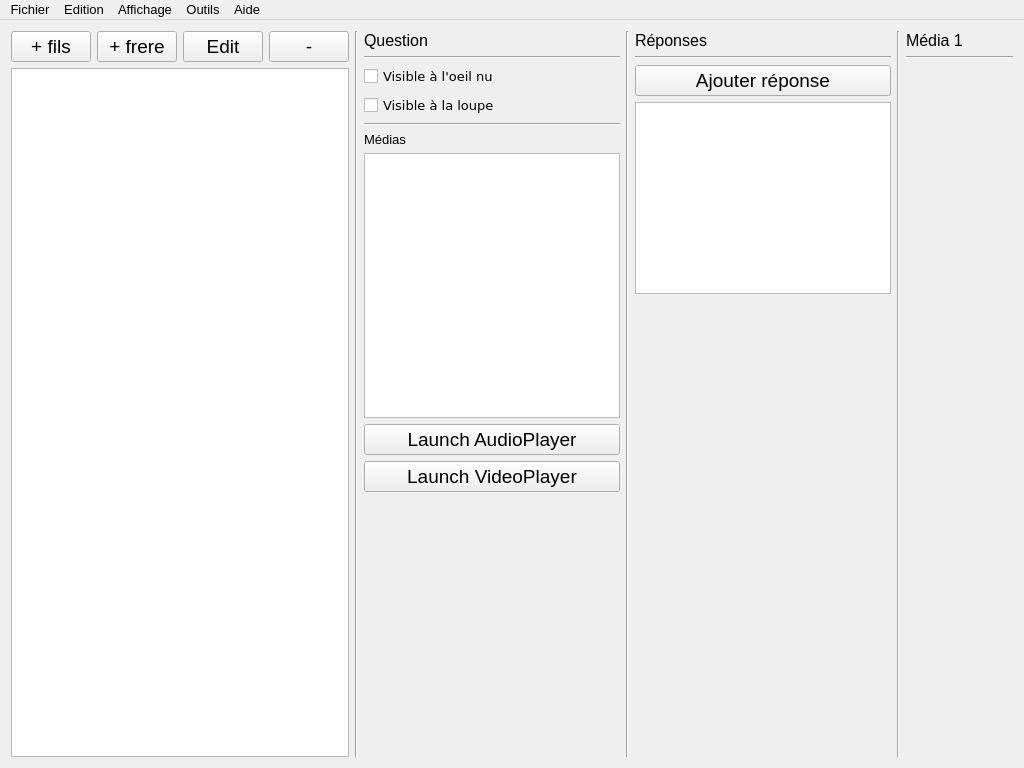
Before: the Qt Designer form app_pc/ProjetCo_AppPC/mainwindow.ui in AnceretMatthieu/bebete, drawn with Qt 5.
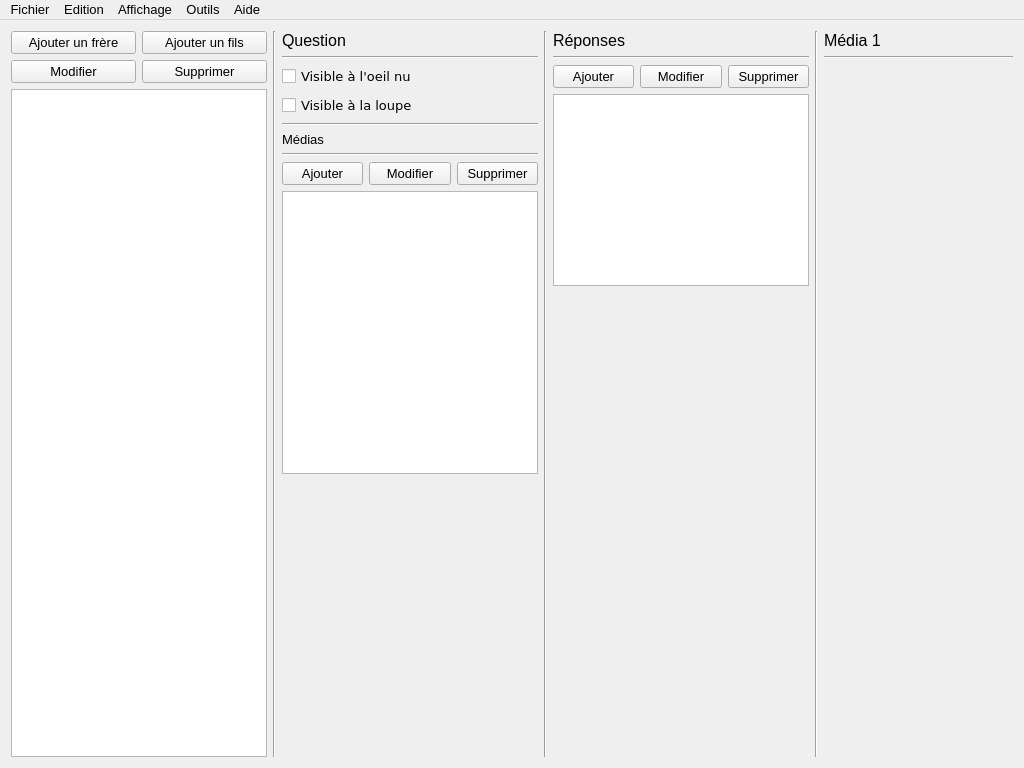
After: the same form once the commit is applied.

Commit message: Ajout et modification de question via les boutons

```diff
--- a/app_pc/ProjetCo_AppPC/mainwindow.ui
+++ b/app_pc/ProjetCo_AppPC/mainwindow.ui
@@ -50,32 +50,60 @@
       <item>
        <layout class="QVBoxLayout" name="verticalLayout_4">
         <item>
-         <layout class="QHBoxLayout" name="horizontalLayout_3">
+         <layout class="QHBoxLayout" name="horizontalLayout_6">
           <item>
-           <widget class="QPushButton" name="pushButton_4">
+           <widget class="QPushButton" name="button_addQuestionFrere">
+            <property name="font">
+             <font>
+              <family>MS Shell Dlg 2</family>
+              <pointsize>10</pointsize>
+             </font>
+            </property>
             <property name="text">
-             <string>+ fils</string>
+             <string>Ajouter un frère</string>
             </property>
            </widget>
           </item>
           <item>
-           <widget class="QPushButton" name="pushButton_3">
+           <widget class="QPushButton" name="button_addQuestionFils">
+            <property name="font">
+             <font>
+              <family>MS Shell Dlg 2</family>
+              <pointsize>10</pointsize>
+             </font>
+            </property>
             <property name="text">
-             <string>+ frere</string>
+             <string>Ajouter un fils</string>
             </property>
            </widget>
           </item>
+         </layout>
+        </item>
+        <item>
+         <layout class="QHBoxLayout" name="horizontalLayout_4">
           <item>
-           <widget class="QPushButton" name="pushButton_2">
+           <widget class="QPushButton" name="button_modifierQuestion">
+            <property name="font">
+             <font>
+              <family>MS Shell Dlg 2</family>
+              <pointsize>10</pointsize>
+             </font>
+            </property>
             <property name="text">
-             <string>Edit</string>
+             <string>Modifier</string>
             </property>
            </widget>
           </item>
           <item>
-           <widget class="QPushButton" name="pushButton">
+           <widget class="QPushButton" name="button_supprimerQuestion">
+            <property name="font">
+             <font>
+              <family>MS Shell Dlg 2</family>
+              <pointsize>10</pointsize>
+             </font>
+            </property>
             <property name="text">
-             <string>-</string>
+             <string>Supprimer</string>
             </property>
            </widget>
           </item>
@@ -205,6 +233,56 @@
           </property>
          </widget>
         </item>
+        <item>
+         <widget class="Line" name="line_7">
+          <property name="orientation">
+           <enum>Qt::Horizontal</enum>
+          </property>
+         </widget>
+        </item>
+        <item>
+         <layout class="QHBoxLayout" name="horizontalLayout_3">
+          <item>
+           <widget class="QPushButton" name="button_ajouterMediaQuestion">
+            <property name="font">
+             <font>
+              <family>MS Shell Dlg 2</family>
+              <pointsize>10</pointsize>
+             </font>
+            </property>
+            <property name="text">
+             <string>Ajouter</string>
+            </property>
+           </widget>
+          </item>
+          <item>
+           <widget class="QPushButton" name="button_modifierMediaQuestion">
+            <property name="font">
+             <font>
+              <family>MS Shell Dlg 2</family>
+              <pointsize>10</pointsize>
+             </font>
+            </property>
+            <property name="text">
+             <string>Modifier</string>
+            </property>
+           </widget>
+          </item>
+          <item>
+           <widget class="QPushButton" name="button_supprimerMediaQuestion">
+            <property name="font">
+             <font>
+              <family>MS Shell Dlg 2</family>
+              <pointsize>10</pointsize>
+             </font>
+            </property>
+            <property name="text">
+             <string>Supprimer</string>
+            </property>
+           </widget>
+          </item>
+         </layout>
+        </item>
         <item>
          <widget class="QTreeView" name="treeViewMediasQuestion">
           <property name="sizePolicy">
@@ -227,20 +305,6 @@
           </attribute>
          </widget>
         </item>
-        <item>
-         <widget class="QPushButton" name="pushButton_6">
-          <property name="text">
-           <string>Launch AudioPlayer</string>
-          </property>
-         </widget>
-        </item>
-        <item>
-         <widget class="QPushButton" name="pushButton_7">
-          <property name="text">
-           <string>Launch VideoPlayer</string>
-          </property>
-         </widget>
-        </item>
         <item>
          <spacer name="verticalSpacer">
           <property name="orientation">
@@ -285,14 +349,47 @@
          </widget>
         </item>
         <item>
-         <layout class="QHBoxLayout" name="horizontalLayout_4"/>
-        </item>
-        <item>
-         <widget class="QPushButton" name="pushButton_5">
-          <property name="text">
-           <string>Ajouter réponse</string>
-          </property>
-         </widget>
+         <layout class="QHBoxLayout" name="horizontalLayout_5">
+          <item>
+           <widget class="QPushButton" name="button_ajouterReponse">
+            <property name="font">
+             <font>
+              <family>MS Shell Dlg 2</family>
+              <pointsize>10</pointsize>
+             </font>
+            </property>
+            <property name="text">
+             <string>Ajouter</string>
+            </property>
+           </widget>
+          </item>
+          <item>
+           <widget class="QPushButton" name="button_modifierReponse">
+            <property name="font">
+             <font>
+              <family>MS Shell Dlg 2</family>
+              <pointsize>10</pointsize>
+             </font>
+            </property>
+            <property name="text">
+             <string>Modifier</string>
+            </property>
+           </widget>
+          </item>
+          <item>
+           <widget class="QPushButton" name="button_supprimerReponse">
+            <property name="font">
+             <font>
+              <family>MS Shell Dlg 2</family>
+              <pointsize>10</pointsize>
+             </font>
+            </property>
+            <property name="text">
+             <string>Supprimer</string>
+            </property>
+           </widget>
+          </item>
+         </layout>
         </item>
         <item>
          <widget class="QTreeView" name="treeViewReponse">
```
Left out of the diff: 3 changed lines with no effect on the pictures. The commit also changes 26 other files.
